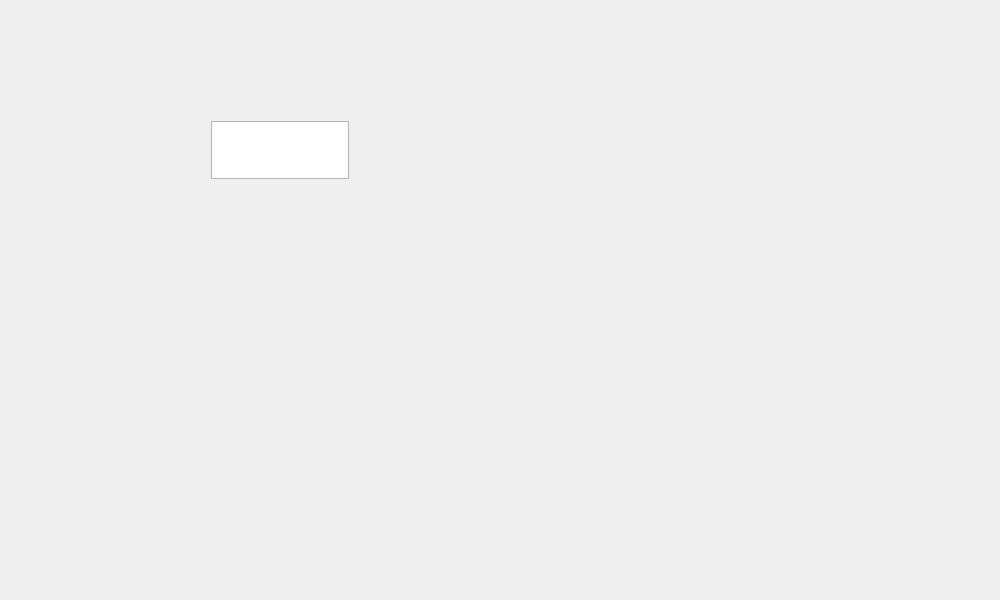
The window that mainview.ui (Krupnikas/christmasDefence) describes before a commit, drawn with Qt 5.
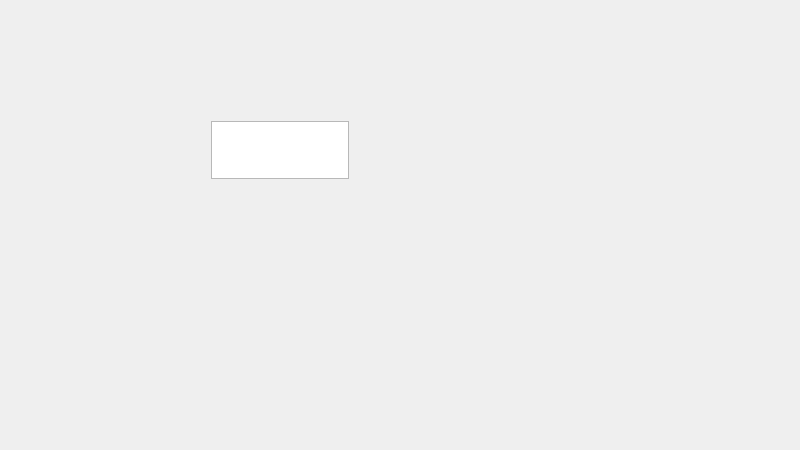
The same window after the commit.

Patch:
```diff
--- a/mainview.ui
+++ b/mainview.ui
@@ -6,8 +6,8 @@
    <rect>
     <x>0</x>
     <y>0</y>
-    <width>1000</width>
-    <height>600</height>
+    <width>800</width>
+    <height>450</height>
    </rect>
   </property>
   <property name="windowTitle">
```
